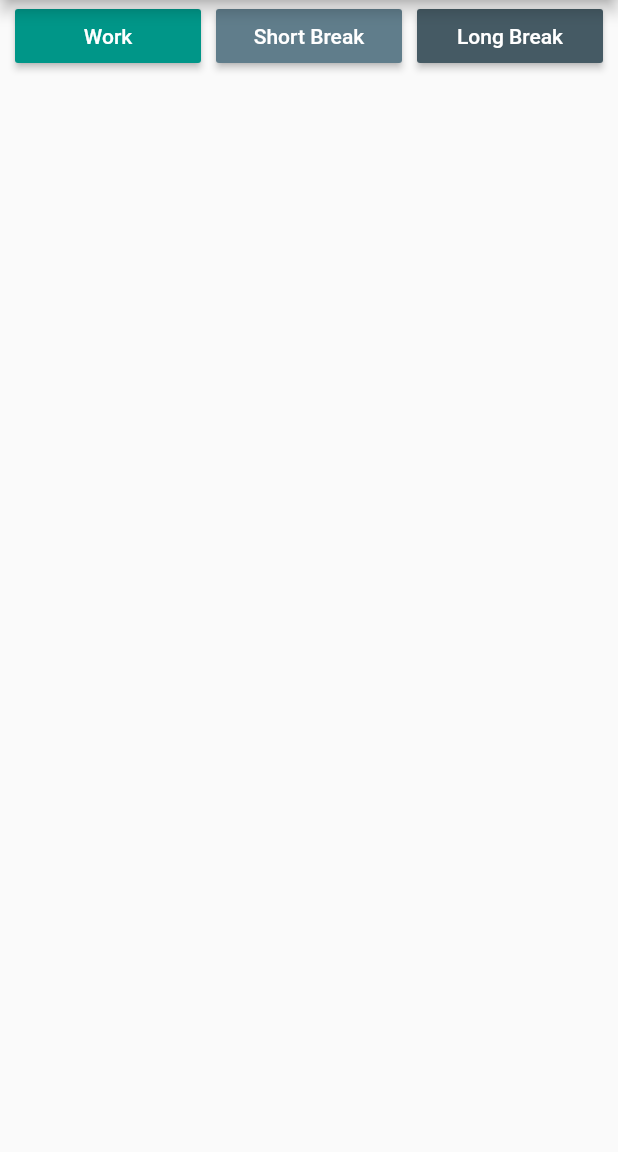
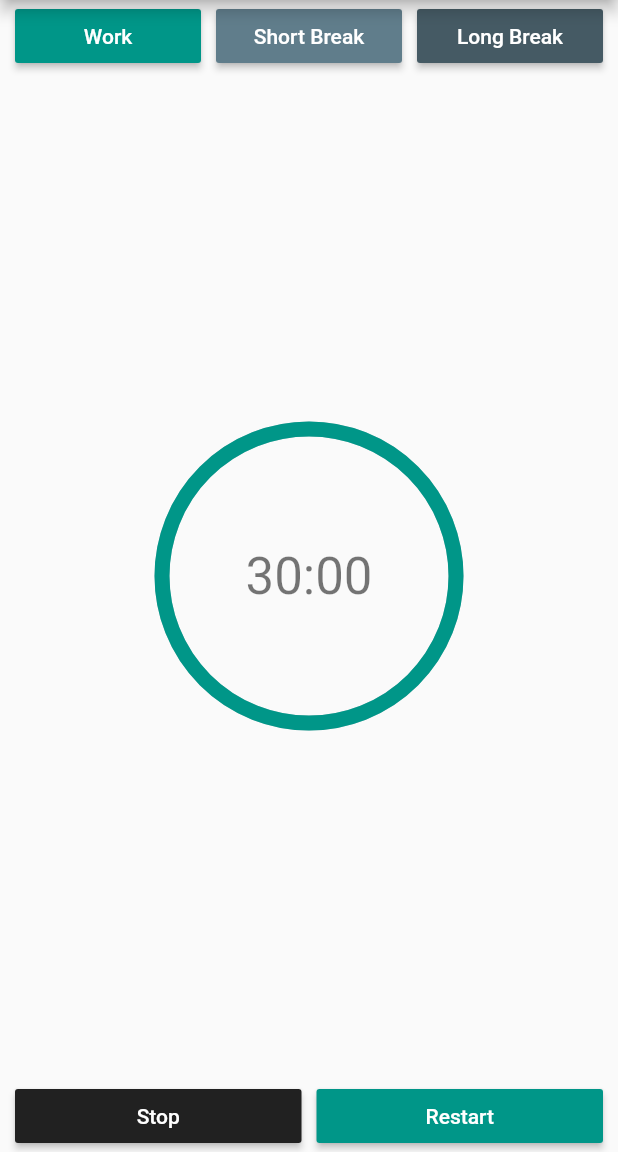
Before and after one commit to imvenj/Flutter_Projects_Sample_Code, a Flutter app: the screen it shows after launch, on a phone screen of 412 x 824 dp, the part 84-1236 px from its top. Run offline on Flutter 3.47's test engine with Material 2 defaults, Android fonts, the phone set to English and light mode, and no system bars; drawn by our look-alikes of percent_indicator.

Commit message:
First page scaffold.

```diff
--- a/my_work_timer/lib/main.dart
+++ b/my_work_timer/lib/main.dart
@@ -1,5 +1,6 @@
 import 'package:flutter/material.dart';
 import 'package:my_work_timer/widgets.dart';
+import 'package:percent_indicator/circular_percent_indicator.dart';
 
 void main() => runApp(MyApp());
 
@@ -27,7 +28,10 @@ class TimerHomePage extends StatelessWidget {
       appBar: AppBar(
         title: Text('My Work Timer'),
       ),
-      body: Column(
+      body: LayoutBuilder(
+        builder: (BuildContext context, BoxConstraints constraints) {
+          final double availableWidth = constraints.maxWidth;
+          return Column(
             children: <Widget>[
               Row(
                 children: <Widget>[
@@ -68,9 +72,54 @@ class TimerHomePage extends StatelessWidget {
                     padding: EdgeInsets.all(defaultPadding)
                   ),
                 ]
+              ),
+              Expanded(
+                child: CircularPercentIndicator(
+                  radius: availableWidth / 2,
+                  lineWidth: 10.0,
+                  percent: 1,
+                  center: Text(
+                    '30:00',
+                    style: Theme.of(context).textTheme.display1
+                  ),
+                  progressColor: Color(0xff009688)
+                )
+              ),
+              Row(
+                children: <Widget>[
+                  Padding(
+                    padding: EdgeInsets.all(defaultPadding)
+                  ),
+                  Expanded(
+                    child: ProductivityButton(
+                      color: Color(0xff212121),
+                      text: 'Stop',
+                      onPressed: emptyMethod,
+                      size: 150
+                    ),
+                  ),
+                  Padding(
+                    padding: EdgeInsets.all(defaultPadding)
+                  ),
+                  Expanded(
+                    child: ProductivityButton(
+                      color: Color(0xff009688),
+                      text: 'Restart',
+                      onPressed: emptyMethod,
+                      size: 150
+                    ),
+                  ),
+                  Padding(
+                    padding: EdgeInsets.all(defaultPadding)
+                  ),
+                ]
               )
             ]
+          );
+        },
       )
+
+
     );
   }
 }
--- a/my_work_timer/pubspec.yaml
+++ b/my_work_timer/pubspec.yaml
@@ -19,6 +19,7 @@ environment:
 dependencies:
   flutter:
     sdk: flutter
+  percent_indicator: ^2.1.3
 
   # The following adds the Cupertino Icons font to your application.
   # Use with the CupertinoIcons class for iOS style icons.
```
Also changed, not shown: my_work_timer/pubspec.lock. Lines whose indentation alone changed are shown as unchanged.
